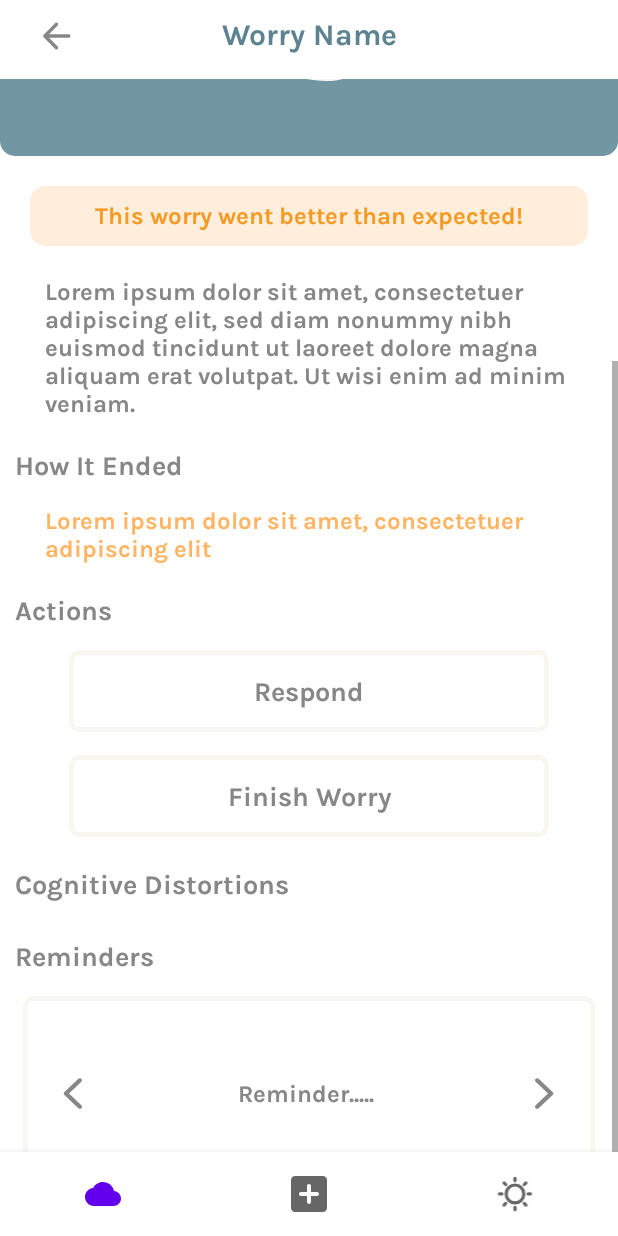
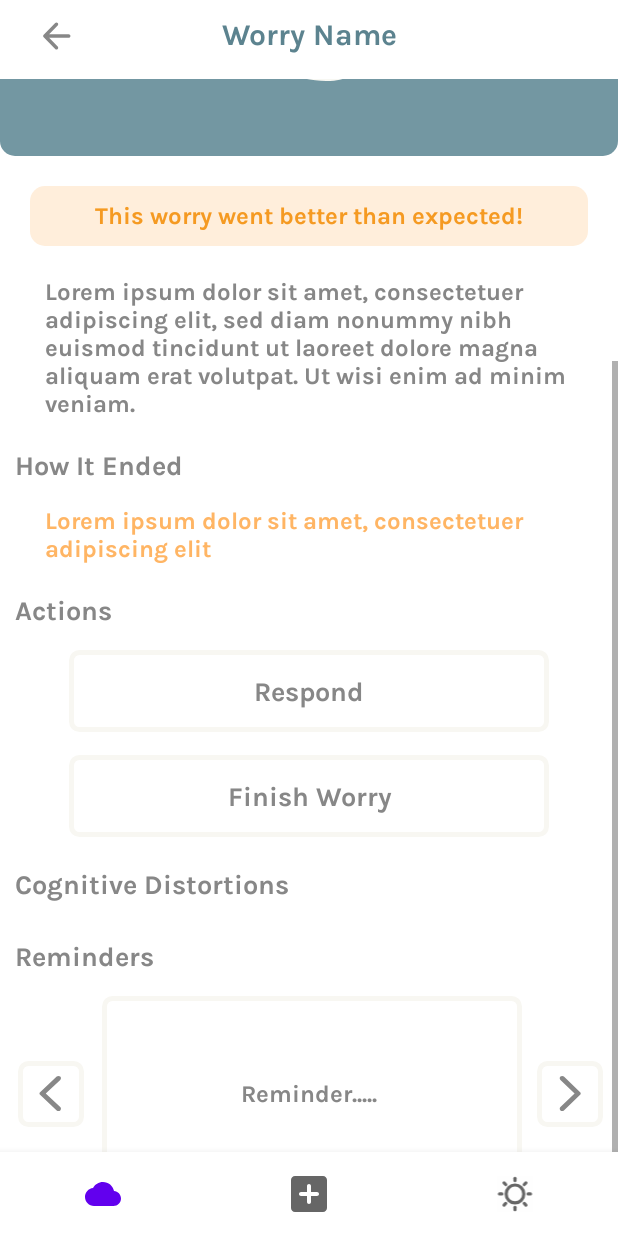
Before and after one commit to TatianaPolouchina/Scribble, an Android app built with Jetpack Compose: the fragment WorryFragment placed in its activity, scrolled down 248 dp, on a phone screen of 412 x 824 dp. Run offline under Robolectric (Android 15) with nearby library versions, the phone set to English and light mode, and no system bars.

Commit message:
Updated the layout of distortions on NewWorryFragment3 and reminders on WorryFragment

```diff
--- a/app/src/main/java/com/example/worryapp/NewWorryFragment3.java
+++ b/app/src/main/java/com/example/worryapp/NewWorryFragment3.java
@@ -14,11 +14,13 @@ import android.view.ViewGroup;
 import android.widget.GridLayout;
 import android.widget.ImageButton;
 import android.widget.ImageView;
+import android.widget.TextView;
 
 public class NewWorryFragment3 extends Fragment {
 
     private SharedViewModel sharedViewModel;
     private GridLayout selectedDistortionsContainer;
+    private TextView addDistortionLabel;
 
     public NewWorryFragment3() {
     }
@@ -42,6 +44,7 @@ public class NewWorryFragment3 extends Fragment {
 
         ImageButton addDistortionButton = view.findViewById(R.id.add_distortion_Button);
         selectedDistortionsContainer = view.findViewById(R.id.distortionsContainer);
+        addDistortionLabel = view.findViewById(R.id.add_distortion_button_label);
 
         addSelectedDistortions();
 
@@ -102,5 +105,7 @@ public class NewWorryFragment3 extends Fragment {
         imageView.setLayoutParams(params);
 
         selectedDistortionsContainer.addView(imageView);
+        addDistortionLabel.setVisibility(View.GONE);
+
     }
 }
--- /dev/null
+++ b/app/src/main/res/drawable/left_button.xml
@@ -0,0 +1,11 @@
+<?xml version="1.0" encoding="utf-8"?>
+<layer-list xmlns:android="http://schemas.android.com/apk/res/android">
+    <item android:drawable="@drawable/rectangle_rounded_beige_outline"
+        android:width="44dp"
+        android:height="44dp"
+        android:gravity="center" />
+    <item android:drawable="@drawable/vector_triangle_arrow_left"
+        android:width="32dp"
+        android:height="30dp"
+        android:gravity="center"/>
+</layer-list>
--- /dev/null
+++ b/app/src/main/res/drawable/right_button.xml
@@ -0,0 +1,11 @@
+<?xml version="1.0" encoding="utf-8"?>
+<layer-list xmlns:android="http://schemas.android.com/apk/res/android">
+    <item android:drawable="@drawable/rectangle_rounded_beige_outline"
+        android:width="44dp"
+        android:height="44dp"
+        android:gravity="center" />
+    <item android:drawable="@drawable/vector_triangle_arrow_right"
+        android:width="32dp"
+        android:height="30dp"
+        android:gravity="center"/>
+</layer-list>
--- a/app/src/main/res/layout/fragment_worry.xml
+++ b/app/src/main/res/layout/fragment_worry.xml
@@ -252,44 +252,45 @@
                 android:id="@+id/reminderTextView"
                 android:layout_width="0dp"
                 android:layout_height="wrap_content"
-                android:layout_marginLeft="15dp"
+                android:layout_marginStart="10dp"
                 android:layout_marginTop="15dp"
-                android:layout_marginRight="15dp"
+                android:layout_marginEnd="10dp"
                 android:layout_marginBottom="30dp"
                 android:background="@drawable/rectangle_rounded_beige_outline"
                 android:fontFamily="@font/karla_bold"
                 android:gravity="center"
                 android:minHeight="130dp"
-                android:paddingLeft="50dp"
-                android:paddingRight="50dp"
+                android:paddingStart="10dp"
+                android:paddingEnd="10dp"
                 android:text="Reminder..... "
                 android:textColor="@color/grey"
                 android:textSize="16sp"
                 app:layout_constraintBottom_toBottomOf="parent"
-                app:layout_constraintEnd_toEndOf="parent"
-                app:layout_constraintStart_toStartOf="parent"
+                app:layout_constraintEnd_toStartOf="@id/rightReminderButton"
+                app:layout_constraintStart_toEndOf="@id/leftReminderButton"
                 app:layout_constraintTop_toBottomOf="@+id/remindersLabel" />
 
             <ImageButton
                 android:id="@+id/leftReminderButton"
-                android:layout_width="wrap_content"
-                android:layout_height="wrap_content"
-                android:layout_marginStart="20dp"
+                android:layout_width="48dp"
+                android:layout_height="48dp"
+                android:layout_marginStart="10dp"
                 android:background="@null"
-                android:src="@drawable/vector_triangle_arrow_left"
+                android:scaleType="fitXY"
+                android:src="@drawable/left_button"
                 app:layout_constraintBottom_toBottomOf="@id/reminderTextView"
-                app:layout_constraintStart_toStartOf="@id/reminderTextView"
+                app:layout_constraintStart_toStartOf="parent"
                 app:layout_constraintTop_toTopOf="@id/reminderTextView" />
 
             <ImageButton
                 android:id="@+id/rightReminderButton"
                 android:layout_width="wrap_content"
                 android:layout_height="wrap_content"
-                android:layout_marginEnd="20dp"
+                android:layout_marginEnd="10dp"
                 android:background="@null"
-                android:src="@drawable/vector_triangle_arrow_right"
+                android:src="@drawable/right_button"
                 app:layout_constraintBottom_toBottomOf="@+id/reminderTextView"
-                app:layout_constraintEnd_toEndOf="@id/reminderTextView"
+                app:layout_constraintEnd_toEndOf="parent"
                 app:layout_constraintTop_toTopOf="@+id/reminderTextView" />
 
         </androidx.constraintlayout.widget.ConstraintLayout>
```
Also changed, not shown: app/src/main/java/com/example/worryapp/WorryFragment.java (+6 -3 lines), app/src/main/res/layout/fragment_new_worry3.xml (+20 -21 lines), app/src/main/res/values/strings.xml (+2 -5 lines).
